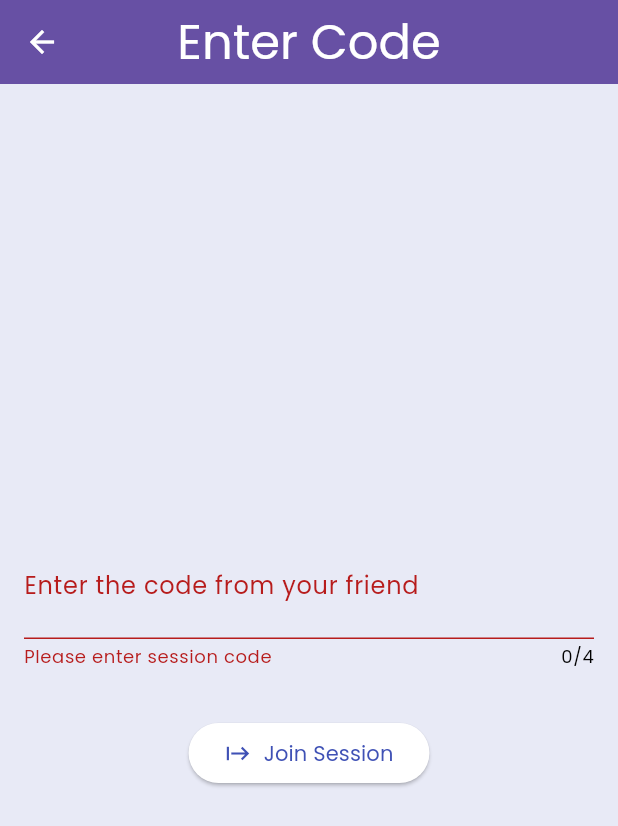
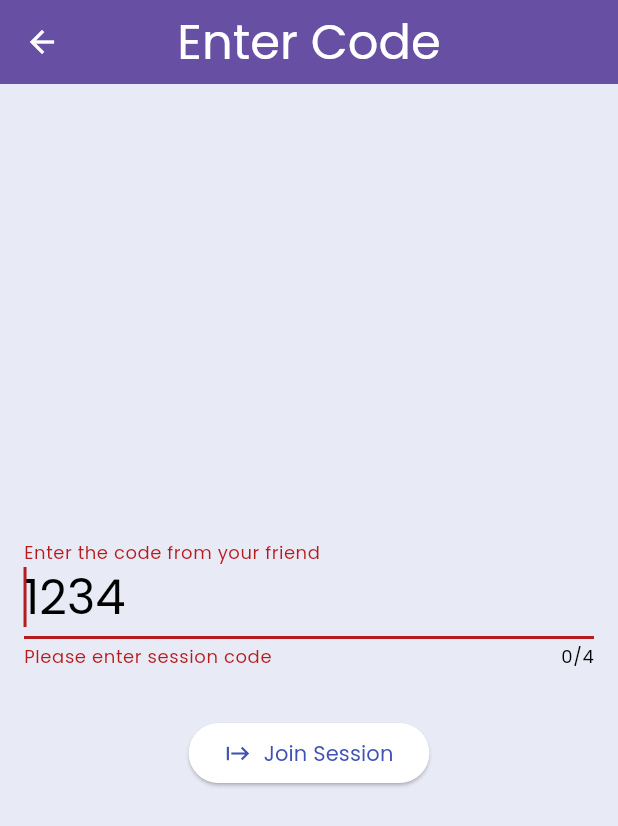
Before and after one commit to abou0323/MAD9135-Flutter-MovieNightApp, a Flutter app: the screen it shows after launch, after a tap on "Join Session", on a phone screen of 412 x 824 dp. Shown: the top 826 px of the screen. Run offline on Flutter 3.47's test engine with Material 3 defaults, Android fonts, the light colour scheme and no system bars; our stand-ins replace device_info_plus, flutter_dotenv; missing offline and left inert: android_id; network calls fail.

Commit message:
minor edits to code

```diff
--- a/lib/main.dart
+++ b/lib/main.dart
@@ -1,5 +1,4 @@
 import 'package:flutter/material.dart';
-import 'package:flutter/widgets.dart';
 import 'package:flutter_movie_night_app/screens/welcome_screen.dart';
 import 'package:flutter_movie_night_app/utils/app_state.dart';
 import 'package:provider/provider.dart';
@@ -7,7 +6,7 @@
 void main() {
   runApp(ChangeNotifierProvider(
     create: (context) => AppState(),
-    child: MainApp(),
+    child: const MainApp(),
   ));
 }
 
@@ -33,21 +32,10 @@
           onSurface: Colors.black,
         ),
         textTheme: const TextTheme(
-          displayLarge: TextStyle(fontSize: 57),
-          displayMedium: TextStyle(fontSize: 45),
-          displaySmall: TextStyle(fontSize: 36),
-          headlineLarge: TextStyle(fontSize: 32), // used
-          headlineMedium: TextStyle(fontSize: 28),
-          headlineSmall: TextStyle(fontSize: 24), // used
-          titleLarge: TextStyle(fontSize: 22), // used
-          titleMedium: TextStyle(fontSize: 16), // used
-          titleSmall: TextStyle(fontSize: 14),
-          bodyLarge: TextStyle(fontSize: 16),
-          bodyMedium: TextStyle(fontSize: 14),
-          bodySmall: TextStyle(fontSize: 12),
-          labelLarge: TextStyle(fontSize: 14),
-          labelMedium: TextStyle(fontSize: 12),
-          labelSmall: TextStyle(fontSize: 11),
+          headlineLarge: TextStyle(fontSize: 32),
+          headlineSmall: TextStyle(fontSize: 24),
+          titleLarge: TextStyle(fontSize: 22),
+          titleMedium: TextStyle(fontSize: 16),
         ),
         appBarTheme: AppBarTheme(
           color: Theme.of(context).colorScheme.primary,
@@ -67,7 +55,7 @@
           ),
         ),
       ),
-      home: WelcomeScreen(),
+      home: const WelcomeScreen(),
     );
   }
 }
--- a/lib/screens/enter_code_screen.dart
+++ b/lib/screens/enter_code_screen.dart
@@ -15,13 +15,13 @@
 class _EnterCodeScreenState extends State<EnterCodeScreen> {
   final GlobalKey<FormState> _formStateKey = GlobalKey<FormState>();
   final MyData _data = MyData();
-  String success = 'false';
+  bool success = false;
 
   @override
   Widget build(BuildContext context) {
     return Scaffold(
       appBar: AppBar(
-        title: Text(
+        title: const Text(
           'Enter Code',
         ),
       ),
@@ -35,7 +35,7 @@
               mainAxisAlignment: MainAxisAlignment.center,
               children: [
                 TextFormField(
-                  // autofocus: true,
+                  autofocus: true,
                   decoration: const InputDecoration(
                     hintText: '1234',
                     labelText: 'Enter the code from your friend',
@@ -61,15 +61,18 @@
 
                         await _joinSession();
 
-                        if (success == 'true') {
+                        if (success == true && context.mounted) {
                           Navigator.push(
                               context,
                               MaterialPageRoute(
-                                builder: (context) => MovieSelectionScreen(),
+                                builder: (context) =>
+                                    const MovieSelectionScreen(),
                               ));
                         } else {
+                          if (!context.mounted) return;
                           ScaffoldMessenger.of(context).showSnackBar(
-                            SnackBar(content: Text("Failed to join session")),
+                            const SnackBar(
+                                content: Text("Failed to join session")),
                           );
                         }
                       }
@@ -98,7 +101,6 @@
       print('Device id from Enter Code Screen: $deviceId');
     }
 
-    try {
     final response = await HttpHelper.joinSession(deviceId, code);
 
     if (kDebugMode) {
@@ -109,13 +111,12 @@
       print(response['data']['session_id']);
     }
     setState(() {
-        success = 'true';
+      success = true;
     });
+
+    if (!mounted) return;
     Provider.of<AppState>(context, listen: false)
         .setSessionId(response['data']['session_id']);
-    } catch (error) {
-      print(error);
-    }
   }
 }
 
--- a/lib/screens/welcome_screen.dart
+++ b/lib/screens/welcome_screen.dart
@@ -29,7 +29,7 @@
   Widget build(BuildContext context) {
     return Scaffold(
       appBar: AppBar(
-        title: Text('Movie Night'),
+        title: const Text('Movie Night'),
       ),
       body: Center(
         child: Column(
@@ -40,7 +40,7 @@
                 Navigator.push(
                     context,
                     MaterialPageRoute(
-                      builder: (context) => ShareCodeScreen(),
+                      builder: (context) => const ShareCodeScreen(),
                     ));
               },
               child: const Row(
@@ -59,7 +59,7 @@
                 Navigator.push(
                     context,
                     MaterialPageRoute(
-                      builder: (context) => EnterCodeScreen(),
+                      builder: (context) => const EnterCodeScreen(),
                     ));
               },
               child: const Row(
@@ -79,6 +79,7 @@
 
   Future<void> _initializeDeviceId() async {
     String deviceId = await _fetchDeviceId();
+    if (!mounted) return;
     Provider.of<AppState>(context, listen: false).setDeviceId(deviceId);
   }
 
--- a/lib/utils/http_helper.dart
+++ b/lib/utils/http_helper.dart
@@ -5,7 +5,7 @@
 
 class HttpHelper {
   static String movieNightBaseUrl = 'https://movie-night-api.onrender.com';
-  static String tmdb_BaseUrl = 'https://api.themoviedb.org/3/movie/popular';
+  static String tmdbBaseUrl = 'https://api.themoviedb.org/3/movie/popular';
 
   static startSession(String? deviceId) async {
     var response = await http
@@ -28,7 +28,7 @@
     final apiKey = dotenv.env['TMDB_API_KEY'];
 
     final response =
-        await http.get(Uri.parse('$tmdb_BaseUrl?api_key=$apiKey&page=$page'));
+        await http.get(Uri.parse('$tmdbBaseUrl?api_key=$apiKey&page=$page'));
     if (response.statusCode == HttpStatus.ok) {
       List jsonResponse = json.decode(response.body)['results'];
       return jsonResponse.map((data) => Movie.fromJson(data)).toList();
--- a/pubspec.yaml
+++ b/pubspec.yaml
@@ -27,12 +27,7 @@
       fonts:
         - asset: assets/fonts/Poppins/Poppins-Bold.ttf
           weight: 700
-        - asset: assets/fonts/Poppins/Poppins-Italic.ttf
         - asset: assets/fonts/Poppins/Poppins-Regular.ttf
-        - asset: assets/fonts/Poppins/Poppins-SemiBoldItalic.ttf
-          weight: 600
-        - asset: assets/fonts/Poppins/Poppins-ExtraLight.ttf
-          weight: 200
   assets:
     - .env
     - assets/images/film-reel.png
```
Also changed, not shown: lib/screens/movie_selection_screen.dart (+16 -25 lines), lib/screens/share_code_screen.dart (+5 -4 lines), assets/fonts/Poppins/Poppins-ExtraLight.ttf (deleted), assets/fonts/Poppins/Poppins-Italic.ttf (deleted), assets/fonts/Poppins/Poppins-SemiBoldItalic.ttf (deleted). Lines whose indentation alone changed are shown as unchanged.
